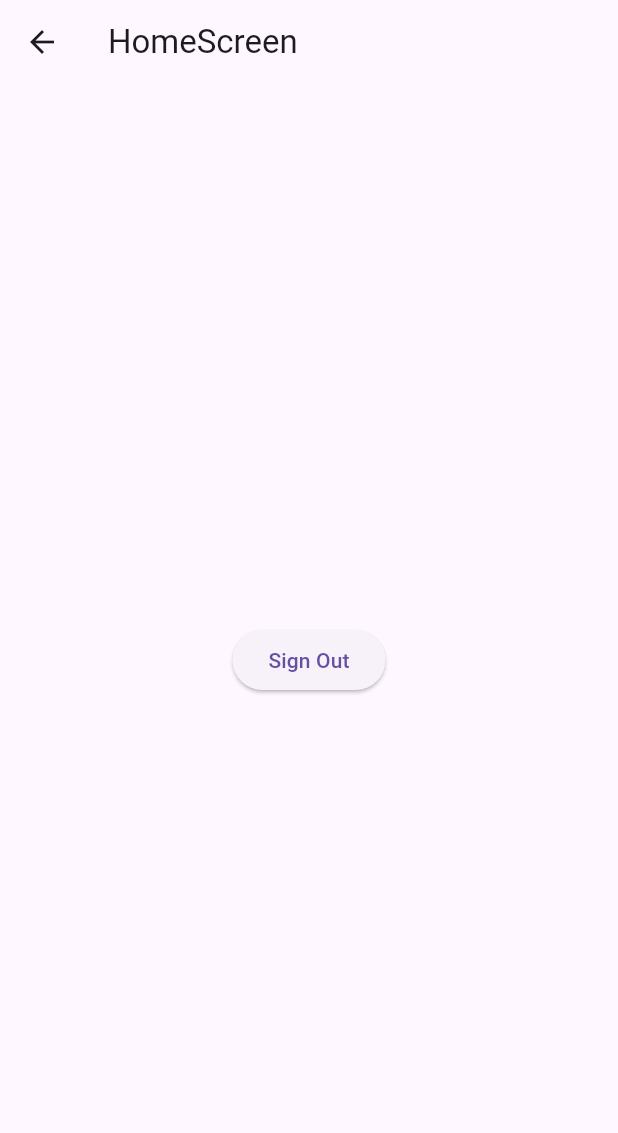
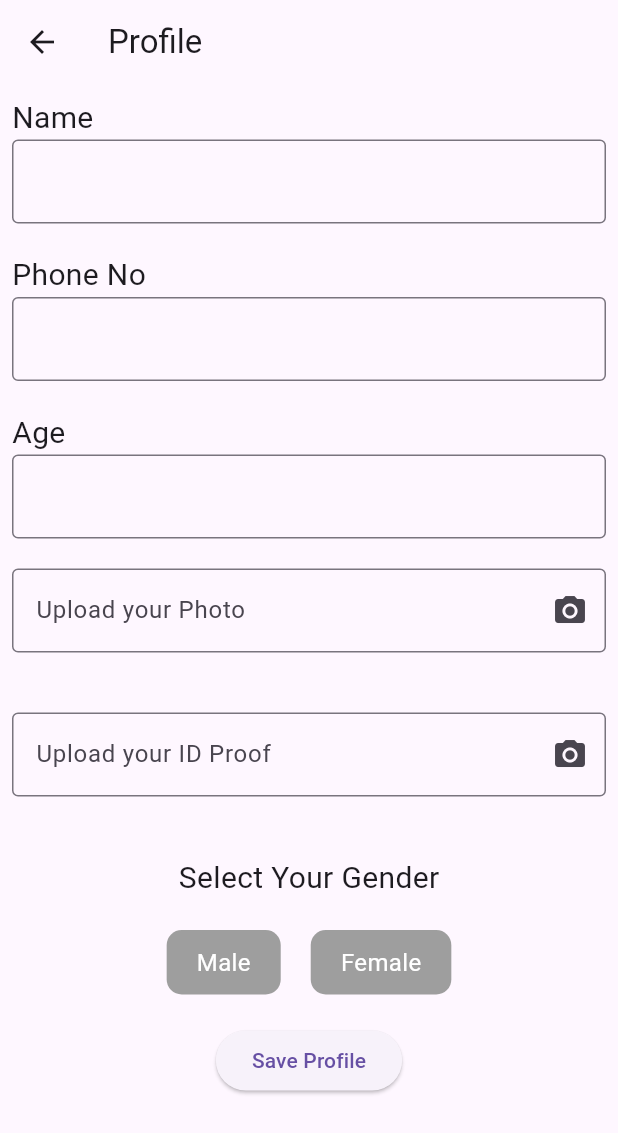
Before and after one commit to achiit/daily_finance, a Flutter app: the HomeScreen screen opened by its route, on a phone screen of 412 x 824 dp. Shown: the top 1133 px of the screen. Run offline on Flutter 3.47's test engine with Material 3 defaults, Android fonts, the light colour scheme and no system bars; our stand-ins replace firebase_auth, firebase_core, image_picker, pinput; accounts and stored records are empty.

Commit message:
profile screen done

```diff
--- a/lib/homescree.dart
+++ /dev/null
@@ -1,37 +0,0 @@
-import 'package:firebase_auth/firebase_auth.dart';
-import 'package:firebase_core/firebase_core.dart';
-import 'package:flutter/material.dart';
-import 'package:flutter/src/widgets/framework.dart';
-import 'package:flutter/src/widgets/placeholder.dart';
-
-class HomeScreen extends StatefulWidget {
-  const HomeScreen({super.key});
-
-  @override
-  State<HomeScreen> createState() => _HomeScreenState();
-}
-
-class _HomeScreenState extends State<HomeScreen> {
-  @override
-  Widget build(BuildContext context) {
-    return Scaffold(
-        appBar: AppBar(
-          title: Text("HomeScreen"),
-        ),
-        body: SafeArea(
-          child: Center(
-              child: Column(
-            mainAxisAlignment: MainAxisAlignment.center,
-            children: [
-              ElevatedButton(
-                  onPressed: () async {
-                    await FirebaseAuth.instance.signOut();
-                    Navigator.pushNamedAndRemoveUntil(
-                        context, 'phone', (route) => false);
-                  },
-                  child: Text("Sign Out"))
-            ],
-          )),
-        ));
-  }
-}
--- a/lib/main.dart
+++ b/lib/main.dart
@@ -1,6 +1,6 @@
-import 'package:app8/homescree.dart';
 import 'package:app8/login.dart';
 import 'package:app8/otp_screen.dart';
+import 'package:app8/profile.dart';
 import 'package:firebase_auth/firebase_auth.dart';
 import 'package:firebase_core/firebase_core.dart';
 import 'package:flutter/material.dart';
--- /dev/null
+++ b/lib/profile.dart
@@ -0,0 +1,303 @@
+import 'dart:io';
+import 'package:firebase_auth/firebase_auth.dart';
+import 'package:firebase_core/firebase_core.dart';
+import 'package:flutter/material.dart';
+import 'package:image_picker/image_picker.dart';
+
+void main() async {
+  WidgetsFlutterBinding.ensureInitialized();
+  await Firebase.initializeApp();
+  runApp(MyApp());
+}
+
+class MyApp extends StatelessWidget {
+  @override
+  Widget build(BuildContext context) {
+    return MaterialApp(
+      title: 'Flutter Firebase Example',
+      theme: ThemeData(
+        primarySwatch: Colors.blue,
+      ),
+      home: HomeScreen(),
+    );
+  }
+}
+
+class HomeScreen extends StatefulWidget {
+  const HomeScreen({Key? key}) : super(key: key);
+
+  @override
+  State<HomeScreen> createState() => _HomeScreenState();
+}
+
+class _HomeScreenState extends State<HomeScreen> {
+  String selectedGender = '';
+  final TextEditingController nameController = TextEditingController();
+  final TextEditingController phoneController = TextEditingController();
+  final TextEditingController ageController = TextEditingController();
+  XFile? _photoImageFile;
+  XFile? _idProofImageFile;
+
+  @override
+  Widget build(BuildContext context) {
+    return Scaffold(
+      appBar: AppBar(
+        title: Text("Profile"),
+      ),
+      body: SafeArea(
+        child: SingleChildScrollView(
+          child: Center(
+            child: Padding(
+              padding: const EdgeInsets.all(8.0),
+              child: Column(
+                mainAxisAlignment: MainAxisAlignment.start,
+                children: [
+                  Row(
+                    children: [
+                      Text(
+                        'Name',
+                        style: TextStyle(fontSize: 20),
+                      ),
+                    ],
+                  ),
+                  TextFormField(
+                    controller: nameController,
+                    decoration: InputDecoration(
+                      border: OutlineInputBorder(
+                        borderSide: BorderSide(width: 2),
+                      ),
+                    ),
+                    keyboardType: TextInputType.name,
+                  ),
+                  SizedBox(height: 20),
+                  Row(
+                    children: [
+                      Text(
+                        'Phone No',
+                        style: TextStyle(fontSize: 20),
+                      ),
+                    ],
+                  ),
+                  TextFormField(
+                    controller: phoneController,
+                    decoration: InputDecoration(
+                      border: OutlineInputBorder(
+                        borderSide: BorderSide(width: 2),
+                      ),
+                    ),
+                    keyboardType: TextInputType.phone,
+                  ),
+                  SizedBox(height: 20),
+                  Row(
+                    children: [
+                      Text(
+                        'Age',
+                        style: TextStyle(fontSize: 20),
+                      ),
+                    ],
+                  ),
+                  TextFormField(
+                    controller: ageController,
+                    decoration: InputDecoration(
+                      border: OutlineInputBorder(
+                        borderSide: BorderSide(width: 2),
+                      ),
+                    ),
+                    keyboardType: TextInputType.number,
+                  ),
+                  SizedBox(height: 20),
+
+                  // Custom Image Input Field for Photo
+                  ImageInputField(
+                    labelText: 'Upload your Photo',
+                    onImageSelected: (XFile? image) {
+                      setState(() {
+                        _photoImageFile = image;
+                      });
+                    },
+                    initialImage: _photoImageFile,
+                  ),
+
+                  // Display selected photo for Photo
+                  if (_photoImageFile != null)
+                    Image.file(
+                      File(_photoImageFile!.path),
+                      height: 100,
+                      width: 100,
+                    ),
+
+                  SizedBox(height: 20),
+
+                  // Custom Image Input Field for ID proof
+                  ImageInputField(
+                    labelText: 'Upload your ID Proof',
+                    onImageSelected: (XFile? image) {
+                      setState(() {
+                        _idProofImageFile = image;
+                      });
+                    },
+                    initialImage: _idProofImageFile,
+                  ),
+
+                  // Display selected photo for ID proof
+                  if (_idProofImageFile != null)
+                    Image.file(
+                      File(_idProofImageFile!.path),
+                      height: 100,
+                      width: 100,
+                    ),
+
+                  SizedBox(height: 20),
+
+                  // Select Your Gender
+                  Text(
+                    'Select Your Gender',
+                    style: TextStyle(fontSize: 20),
+                  ),
+                  SizedBox(height: 20),
+                  Row(
+                    mainAxisAlignment: MainAxisAlignment.center,
+                    children: <Widget>[
+                      GenderOption(
+                        gender: 'Male',
+                        isSelected: selectedGender == 'Male',
+                        onSelect: () {
+                          setState(() {
+                            selectedGender = 'Male';
+                          });
+                        },
+                      ),
+                      SizedBox(width: 20),
+                      GenderOption(
+                        gender: 'Female',
+                        isSelected: selectedGender == 'Female',
+                        onSelect: () {
+                          setState(() {
+                            selectedGender = 'Female';
+                          });
+                        },
+                      ),
+                    ],
+                  ),
+                  SizedBox(height: 20),
+
+                  // Save Profile Button
+                  ElevatedButton(
+                    onPressed: saveProfile,
+                    child: Text('Save Profile'),
+                  ),
+                ],
+              ),
+            ),
+          ),
+        ),
+      ),
+    );
+  }
+
+  void saveProfile() {
+    // Add your Firebase authentication and profile saving logic here
+    // For example:
+    // FirebaseAuth.instance.currentUser?.updateProfile(displayName: nameController.text);
+    // FirebaseFirestore.instance.collection('users').doc(FirebaseAuth.instance.currentUser?.uid).set({
+    //   'name': nameController.text,
+    //   'phone': phoneController.text,
+    //   'age': ageController.text,
+    //   'gender': selectedGender,
+    //   'photoImagePath': _photoImageFile?.path,
+    //   'idProofImagePath': _idProofImageFile?.path,
+    // });
+
+    // Add logic to save the images to Firebase Storage or any other desired storage
+  }
+}
+
+class ImageInputField extends StatefulWidget {
+  final String labelText;
+  final Function(XFile?) onImageSelected;
+  final XFile? initialImage;
+
+  ImageInputField({
+    required this.labelText,
+    required this.onImageSelected,
+    this.initialImage,
+  });
+
+  @override
+  _ImageInputFieldState createState() => _ImageInputFieldState();
+}
+
+class _ImageInputFieldState extends State<ImageInputField> {
+  XFile? _selectedImage;
+
+  @override
+  void initState() {
+    super.initState();
+    _selectedImage = widget.initialImage;
+  }
+
+  @override
+  Widget build(BuildContext context) {
+    return Column(
+      children: [
+        TextFormField(
+          readOnly: true,
+          controller: TextEditingController(
+            text: _selectedImage != null ? 'Image selected' : '',
+          ),
+          decoration: InputDecoration(
+            labelText: widget.labelText,
+            border: OutlineInputBorder(
+              borderSide: BorderSide(width: 2),
+            ),
+            suffixIcon: IconButton(
+              icon: Icon(Icons.camera_alt),
+              onPressed: () async {
+                XFile? selectedImage =
+                    await ImagePicker().pickImage(source: ImageSource.gallery);
+                setState(() {
+                  _selectedImage = selectedImage;
+                  widget.onImageSelected(_selectedImage);
+                });
+              },
+            ),
+          ),
+        ),
+        SizedBox(height: 20),
+      ],
+    );
+  }
+}
+
+class GenderOption extends StatelessWidget {
+  final String gender;
+  final bool isSelected;
+  final VoidCallback onSelect;
+
+  GenderOption({
+    required this.gender,
+    required this.isSelected,
+    required this.onSelect,
+  });
+
+  @override
+  Widget build(BuildContext context) {
+    return GestureDetector(
+      onTap: onSelect,
+      child: Container(
+        padding: EdgeInsets.symmetric(vertical: 10, horizontal: 20),
+        decoration: BoxDecoration(
+          color: isSelected ? Colors.blue : Colors.grey,
+          borderRadius: BorderRadius.circular(10),
+        ),
+        child: Text(
+          gender,
+          style: TextStyle(
+            color: Colors.white,
+            fontSize: 16,
+          ),
+        ),
+      ),
+    );
+  }
+}
--- a/pubspec.yaml
+++ b/pubspec.yaml
@@ -32,12 +32,14 @@ dependencies:
     sdk: flutter
 
 
+
   # The following adds the Cupertino Icons font to your application.
   # Use with the CupertinoIcons class for iOS style icons.
   cupertino_icons: ^1.0.2
   firebase_auth: ^4.6.3
   firebase_core: ^2.14.0
   pinput: ^2.2.31
+  image_picker: ^1.0.5 # Add this line for the image_picker package
 
 dev_dependencies:
   flutter_test:
```
Also changed, not shown: lib/login.dart (+28 -27 lines), lib/otp_screen.dart (+19 -17 lines), pubspec.lock, 1 other file.
